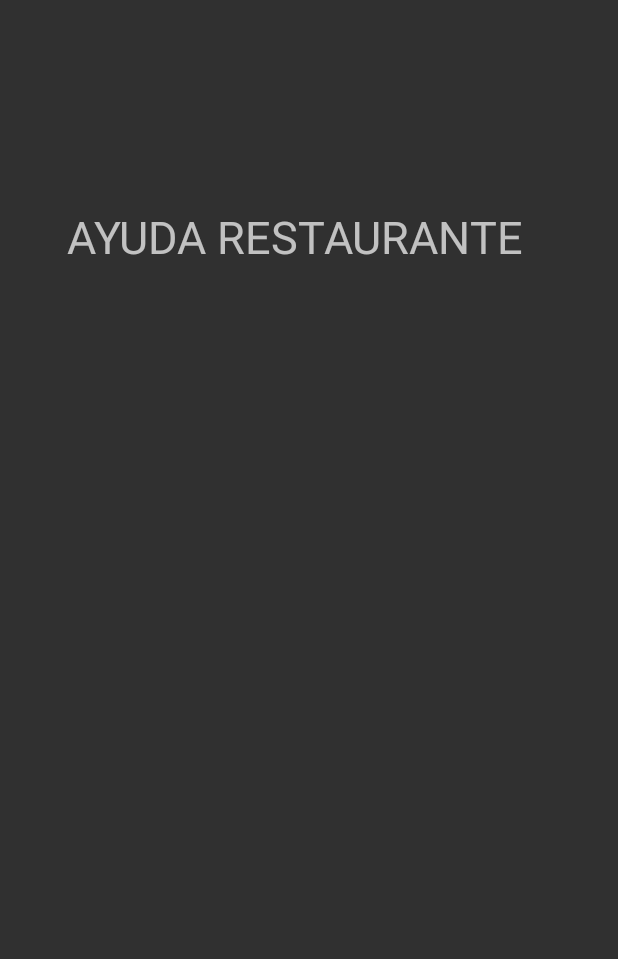
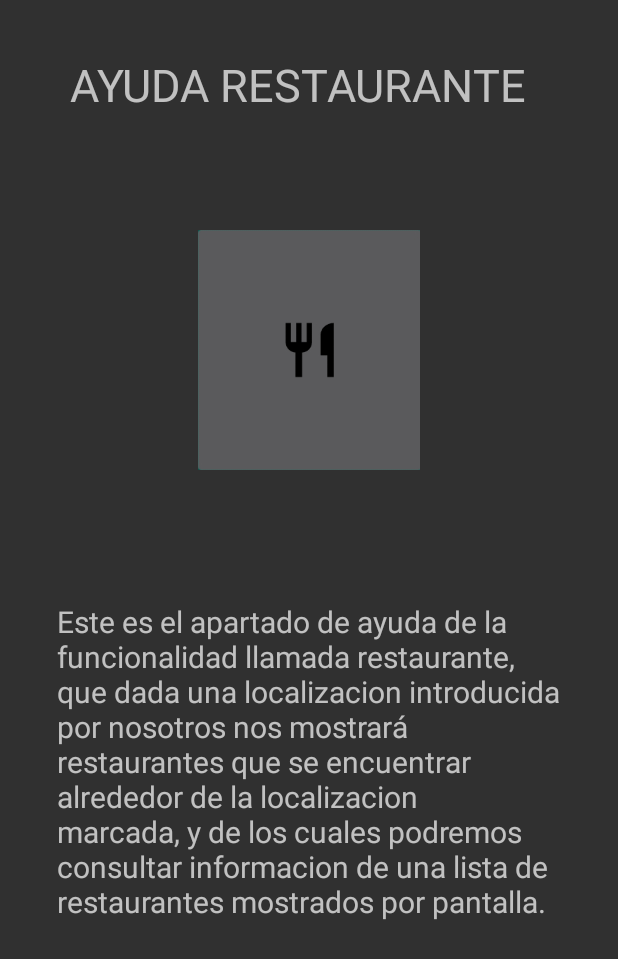
Before and after one commit to dcaballeroFP/ProjectoFinDeCursoFinal, an Android app: the ActivityAyudaRestaurante screen opened directly, with no data from a screen before it, on a phone screen of 412 x 824 dp. Shown: the top 959 px of the screen. Run offline under Robolectric (Android 15) with nearby library versions, the phone set to English and light mode, and no system bars.

```diff
--- a/app/src/main/res/layout/activity_ayuda_restaurante.xml
+++ b/app/src/main/res/layout/activity_ayuda_restaurante.xml
@@ -1,5 +1,6 @@
 <?xml version="1.0" encoding="utf-8"?>
 <android.support.constraint.ConstraintLayout xmlns:android="http://schemas.android.com/apk/res/android"
+    xmlns:tools="http://schemas.android.com/tools"
     android:layout_width="match_parent"
     android:layout_height="match_parent"
     xmlns:app="http://schemas.android.com/apk/res-auto">
@@ -7,17 +8,43 @@
 
     <TextView
         android:id="@+id/ayuda_restaurante"
-        android:layout_width="323dp"
-        android:layout_height="50dp"
+        android:layout_width="318dp"
+        android:layout_height="45dp"
+        android:layout_marginStart="8dp"
+        android:layout_marginTop="36dp"
+        android:layout_marginEnd="8dp"
+        android:text="AYUDA RESTAURANTE"
+        android:textSize="30sp"
+        app:layout_constraintEnd_toEndOf="parent"
+        app:layout_constraintHorizontal_bias="0.493"
+        app:layout_constraintStart_toStartOf="parent"
+        app:layout_constraintTop_toTopOf="parent" />
+
+    <ImageView
+        android:id="@+id/imageView2"
+        android:layout_width="160dp"
+        android:layout_height="160dp"
+        android:layout_marginStart="8dp"
+        android:layout_marginTop="72dp"
+        android:layout_marginEnd="8dp"
+        app:layout_constraintEnd_toEndOf="parent"
+        app:layout_constraintStart_toStartOf="parent"
+        app:layout_constraintTop_toBottomOf="@+id/ayuda_restaurante"
+        app:srcCompat="@drawable/icono_restaurante" />
+
+    <TextView
+        android:id="@+id/textView4"
+        android:layout_width="336dp"
+        android:layout_height="268dp"
         android:layout_marginStart="8dp"
         android:layout_marginTop="8dp"
         android:layout_marginEnd="8dp"
         android:layout_marginBottom="8dp"
-        android:text="AYUDA RESTAURANTE"
-        android:textSize="30sp"
+        android:text="Este es el apartado de ayuda de la funcionalidad llamada restaurante, que dada una localizacion introducida por nosotros nos mostrará restaurantes que se encuentrar alrededor de la localizacion marcada, y de los cuales podremos consultar informacion de una lista de restaurantes mostrados por pantalla."
+        android:textSize="20sp"
         app:layout_constraintBottom_toBottomOf="parent"
         app:layout_constraintEnd_toEndOf="parent"
         app:layout_constraintStart_toStartOf="parent"
-        app:layout_constraintTop_toTopOf="parent"
-        app:layout_constraintVertical_bias="0.171" />
+        app:layout_constraintTop_toBottomOf="@+id/imageView2"
+        app:layout_constraintVertical_bias="0.35" />
 </android.support.constraint.ConstraintLayout>
```
Also changed, not shown: app/src/main/res/layout/activity_ayuda.xml (+12 -15 lines), app/src/main/res/layout/activity_ayuda_aeropuerto.xml (+33 -7 lines), app/src/main/res/layout/activity_usuario_nuevo.xml (+4 -4 lines), app/src/main/res/drawable-hdpi/icono_aeropuerto.png (added), app/src/main/res/drawable-hdpi/icono_aparcamiento.png (added), app/src/main/res/drawable-hdpi/icono_localizacion.png (added), app/src/main/res/drawable-hdpi/icono_restaurante.png (added), app/src/main/res/drawable-hdpi/pantalla_funcionalidades.jpg (added).
